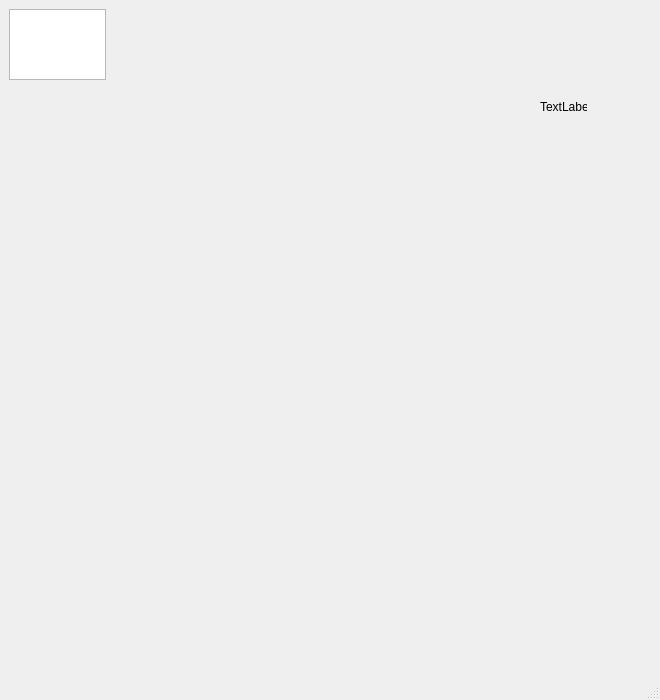
Old version of the form ChessQtGUI/ChessQtGUI/chessqtgui.ui in the repository squaretriangle902/Chess.
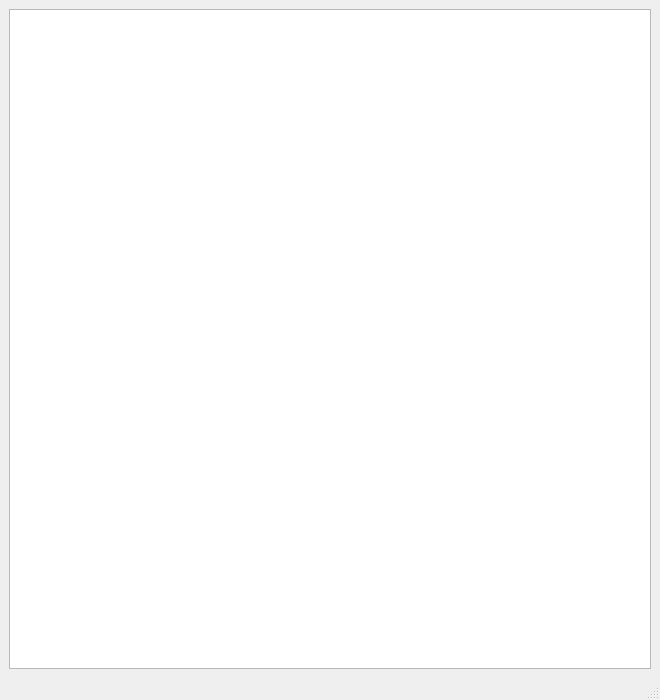
New version of the form.

Diff of the .ui file:
```diff
--- a/ChessQtGUI/ChessQtGUI/chessqtgui.ui
+++ b/ChessQtGUI/ChessQtGUI/chessqtgui.ui
@@ -32,18 +32,12 @@
    <string>ChessQtGUI</string>
   </property>
   <widget class="QWidget" name="centralwidget">
+   <layout class="QGridLayout" name="gridLayout">
+    <item row="0" column="0">
    <widget class="QGraphicsView" name="graphicsView">
     <property name="enabled">
      <bool>true</bool>
     </property>
-    <property name="geometry">
-     <rect>
-      <x>9</x>
-      <y>9</y>
-      <width>97</width>
-      <height>71</height>
-     </rect>
-    </property>
     <property name="frameShape">
      <enum>QFrame::StyledPanel</enum>
     </property>
@@ -57,19 +51,8 @@
      <set>Qt::AlignLeading|Qt::AlignLeft|Qt::AlignTop</set>
     </property>
    </widget>
-   <widget class="QLabel" name="label">
-    <property name="geometry">
-     <rect>
-      <x>540</x>
-      <y>100</y>
-      <width>47</width>
-      <height>13</height>
-     </rect>
-    </property>
-    <property name="text">
-     <string>TextLabel</string>
-    </property>
-   </widget>
+    </item>
+   </layout>
   </widget>
   <widget class="QMenuBar" name="menubar">
    <property name="geometry">
```
Lines whose indentation alone changed are shown as unchanged.
